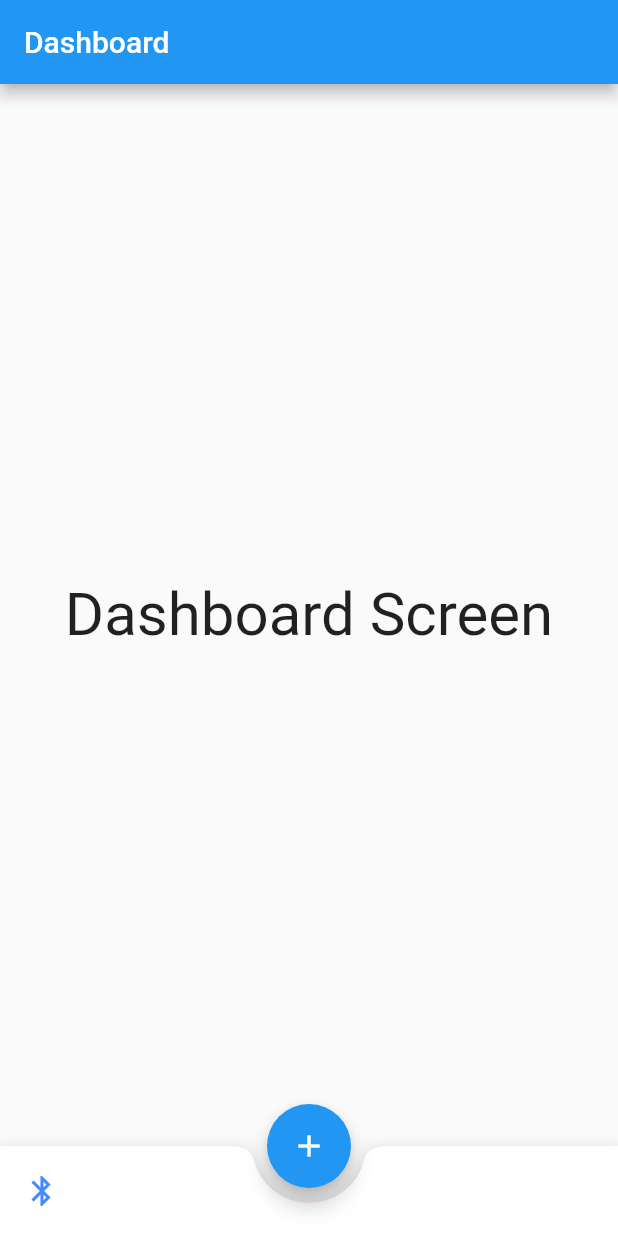
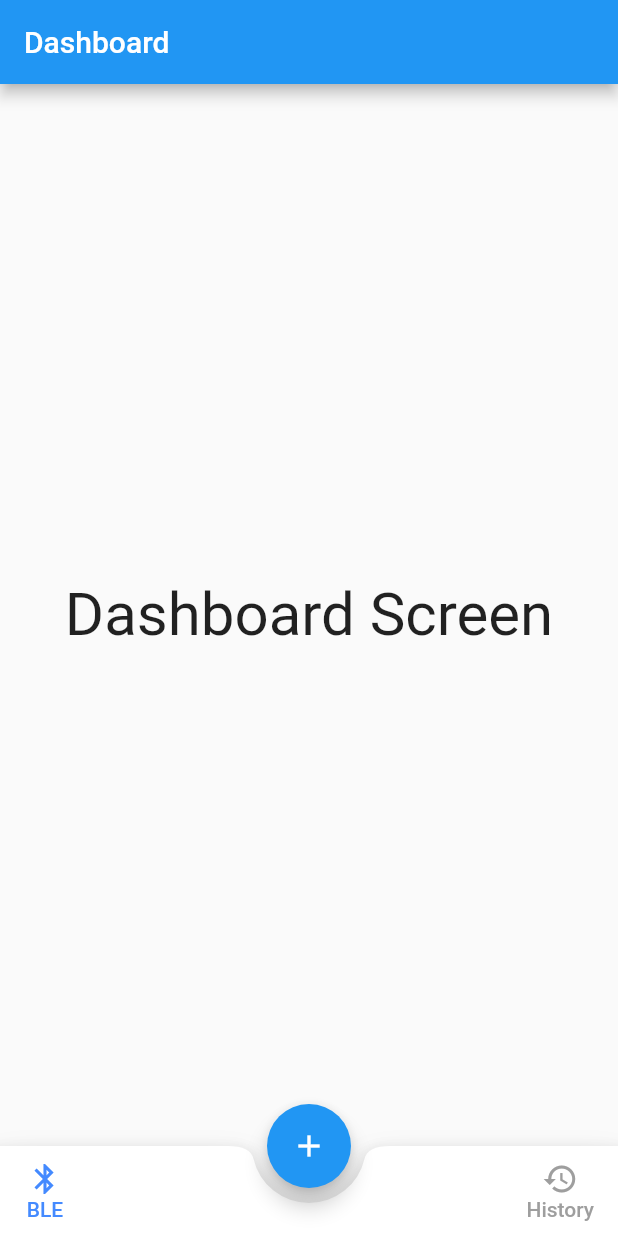
Before and after one commit to jngelena/HCI_on_the_web, a Flutter app: the screen it shows after launch, on a phone screen of 412 x 824 dp. Run offline on Flutter 3.47's test engine with Material 2 defaults, Android fonts, the phone set to English and light mode, and no system bars.

Commit message:
add history button

```diff
--- a/lib/home.dart
+++ b/lib/home.dart
@@ -27,7 +27,7 @@ class _HomeState extends State<Home> {
         child: currentScreen,
         bucket: bucket,
       ),
-      floatingActionButton: FloatingActionButton(
+      floatingActionButton: FloatingActionButton( //add button
         child: Icon(Icons.add),
         onPressed: () {},
       ),
@@ -40,11 +40,12 @@ class _HomeState extends State<Home> {
           child: Row(
             mainAxisAlignment: MainAxisAlignment.spaceBetween,
             children: <Widget>[
+              //left bluetooth
               Row(
-                crossAxisAlignment: CrossAxisAlignment.center,
+                crossAxisAlignment: CrossAxisAlignment.start,
                 children: [
                   MaterialButton(
-                    minWidth: 40,
+                    minWidth: 60,
                     onPressed: () {
                       setState(() {
                         currentScreen = Dashboard();
@@ -57,6 +58,38 @@ class _HomeState extends State<Home> {
                         Icon(
                           Icons.bluetooth,
                           color: currentTab == 0 ? Colors.blueAccent : Colors.grey,
+                        ),
+                        Text(
+                          'BLE',
+                          style: TextStyle(color: currentTab == 0 ? Colors.blueAccent : Colors.grey),
+                        )
+                      ],
+                    ),
+                    )
+                ],
+              ),
+              //right history
+              Row(
+                crossAxisAlignment: CrossAxisAlignment.start,
+                children: [
+                  MaterialButton(
+                    minWidth: 60,
+                    onPressed: () {
+                      setState(() {
+                        currentScreen = Chat();
+                        currentTab = 1;
+                      });
+                    },
+                    child: Column(
+                      mainAxisAlignment: MainAxisAlignment.center,
+                      children: [
+                        Icon(
+                          Icons.history,
+                          color: currentTab == 1 ? Colors.blueAccent : Colors.grey,
+                        ),
+                        Text(
+                          'History',
+                          style: TextStyle(color: currentTab == 1 ? Colors.blueAccent : Colors.grey),
                         )
                       ],
                     ),
```
